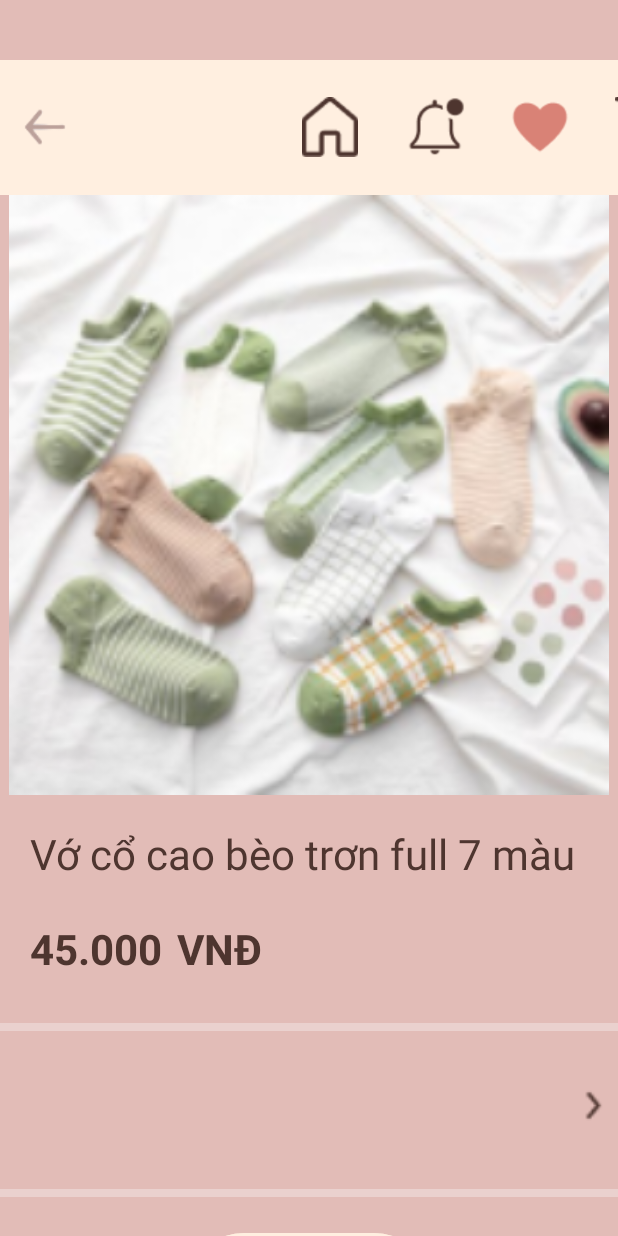
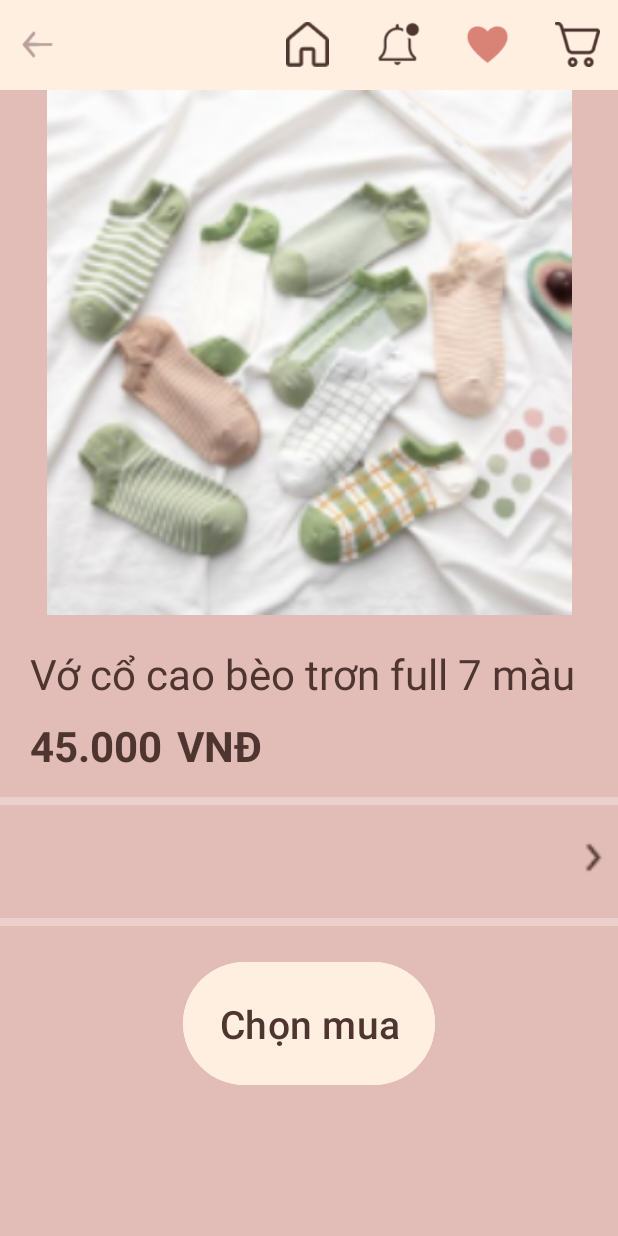
Before and after one commit to thanhson539/DuAn1Application, an Android app: the layout activity_chi_tiet_san_pham.xml on its own in the app's theme, with its tools: preview values and no code run, on a phone screen of 412 x 824 dp. Run offline under Robolectric (Android 15) with nearby library versions, the phone set to English and light mode, and no system bars.

Commit message:
this is all about my activity chitietsanpham(still have more to comit)

```diff
--- a/app/src/main/res/layout/activity_chi_tiet_san_pham.xml
+++ b/app/src/main/res/layout/activity_chi_tiet_san_pham.xml
@@ -10,14 +10,13 @@
 
     <LinearLayout
         android:layout_width="match_parent"
-        android:layout_height="90dp"
-        android:layout_marginTop="40dp"
+        android:layout_height="60dp"
         android:background="#FFEFE0"
         android:orientation="horizontal">
 
         <ImageView
-            android:layout_width="40dp"
-            android:layout_height="40dp"
+            android:layout_width="30dp"
+            android:layout_height="30dp"
             android:layout_gravity="center_vertical"
             android:layout_marginLeft="10dp"
             android:src="@drawable/frame_mui_ten_quay_lai" />
@@ -28,26 +27,26 @@
             android:orientation="horizontal"
             android:layout_marginLeft="120dp">
             <ImageView
-                android:layout_width="40dp"
-                android:layout_height="40dp"
+                android:layout_width="30dp"
+                android:layout_height="30dp"
                 android:layout_gravity="center_vertical"
                 android:layout_marginLeft="30dp"
                 android:src="@drawable/frame4_home" />
             <ImageView
-                android:layout_width="40dp"
-                android:layout_height="40dp"
+                android:layout_width="30dp"
+                android:layout_height="30dp"
                 android:layout_gravity="center_vertical"
                 android:layout_marginLeft="30dp"
                 android:src="@drawable/frame4_thong_bao" />
             <ImageView
-                android:layout_width="40dp"
-                android:layout_height="40dp"
+                android:layout_width="30dp"
+                android:layout_height="30dp"
                 android:layout_gravity="center_vertical"
                 android:layout_marginLeft="30dp"
                 android:src="@drawable/frame4_trai_tim" />
             <ImageView
-                android:layout_width="40dp"
-                android:layout_height="40dp"
+                android:layout_width="30dp"
+                android:layout_height="30dp"
                 android:layout_gravity="center_vertical"
                 android:layout_marginLeft="30dp"
                 android:src="@drawable/frame4_gio_hang" />
@@ -57,7 +56,7 @@
         <ImageView
             android:id="@+id/imgAnh_sanpham_chitiet"
             android:layout_width="match_parent"
-            android:layout_height="400dp"
+            android:layout_height="350dp"
             android:src="@drawable/sanpham_co_ngan1"
             android:layout_marginBottom="20dp"/>
 
@@ -84,8 +83,8 @@
             android:textColor="#4E352F"
             android:textStyle="bold"
             android:textSize="28sp"
-            android:layout_marginTop="25dp"
-            android:layout_marginBottom="25dp"/>
+            android:layout_marginTop="10dp"
+            android:layout_marginBottom="10dp"/>
         <TextView
             android:layout_width="wrap_content"
             android:layout_height="wrap_content"
@@ -94,8 +93,8 @@
             android:textStyle="bold"
             android:textSize="28sp"
             android:layout_marginLeft="10dp"
-            android:layout_marginTop="25dp"
-            android:layout_marginBottom="25dp"/>
+            android:layout_marginTop="10dp"
+            android:layout_marginBottom="10dp"/>
     </LinearLayout>
     <LinearLayout
         android:layout_width="match_parent"
@@ -112,7 +111,7 @@
         <androidx.recyclerview.widget.RecyclerView
             android:id="@+id/recycler_view_binh_luan"
             android:layout_width="match_parent"
-            android:layout_height="100dp"
+            android:layout_height="60dp"
             android:layout_weight="3"
             android:orientation="horizontal"
             app:layoutManager="androidx.recyclerview.widget.LinearLayoutManager" />
```
